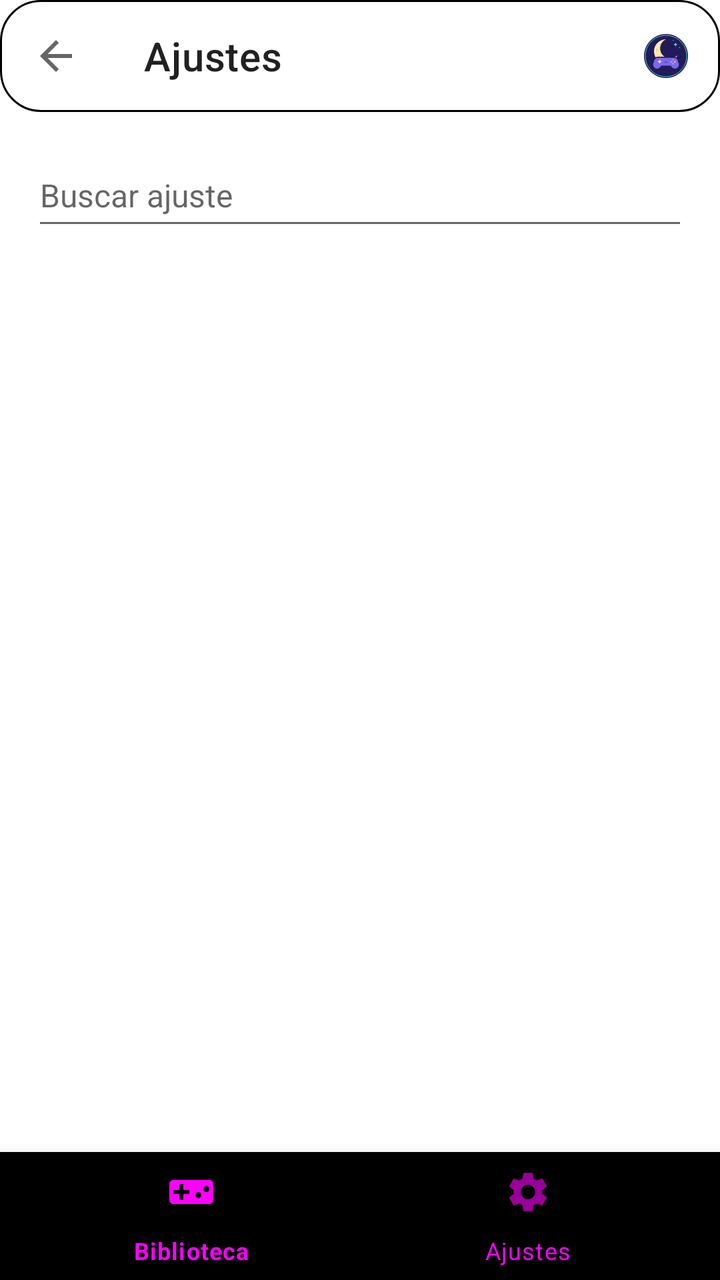
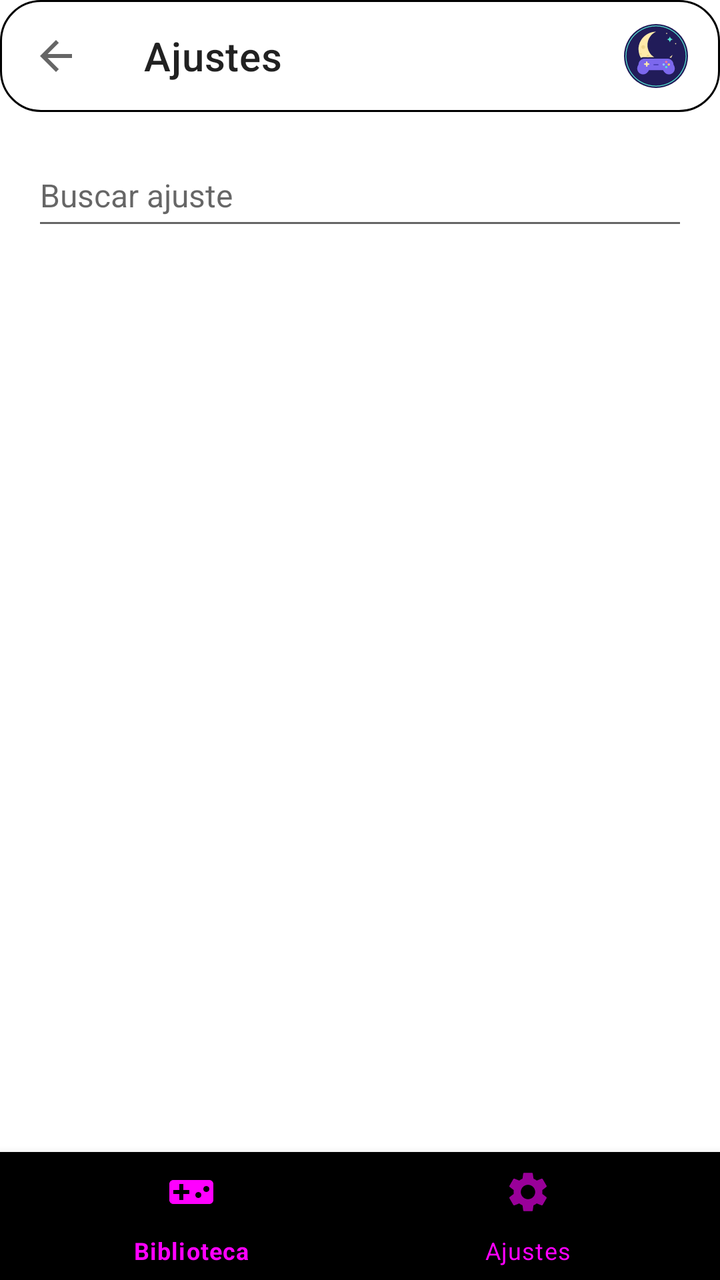

Two renders of the same Android screen: before a commit and after it. Below are the layout's source before the change and the commit's diff.
<!-- AndroidManifest.xml: fallback theme Theme.MaterialComponents.DayNight.NoActionBar -->
<!-- res/layout/fragment_home_settings.xml -->
<?xml version="1.0" encoding="utf-8"?>
<androidx.constraintlayout.widget.ConstraintLayout
    xmlns:android="http://schemas.android.com/apk/res/android"
    xmlns:app="http://schemas.android.com/apk/res-auto"
    android:layout_width="match_parent"
    android:layout_height="match_parent"
    android:background="?attr/colorSurface">

    <com.google.android.material.appbar.AppBarLayout
        android:id="@+id/appbar_home_settings"
        style="@style/Widget.Eden.TransparentTopAppBarLayout"
        android:layout_width="match_parent"
        android:layout_height="wrap_content"
        android:fitsSystemWindows="false"
        android:touchscreenBlocksFocus="false"
        app:layout_constraintEnd_toEndOf="parent"
        app:layout_constraintStart_toStartOf="parent"
        app:layout_constraintTop_toTopOf="parent">

        <com.google.android.material.appbar.MaterialToolbar
            android:id="@+id/toolbar_home_settings"
            style="@style/Widget.Eden.TransparentTopToolbar"
            android:layout_width="match_parent"
            android:layout_height="?attr/actionBarSize"
            android:touchscreenBlocksFocus="false"
            app:navigationIcon="@drawable/ic_back"
            app:title="@string/mw_reform_settings"><ImageView android:layout_width="22dp" android:layout_height="22dp" android:layout_gravity="end" android:layout_marginEnd="16dp" android:src="@drawable/ic_moonwitch_mark" android:importantForAccessibility="no"/></com.google.android.material.appbar.MaterialToolbar>

    </com.google.android.material.appbar.AppBarLayout>

    <androidx.core.widget.NestedScrollView
        android:id="@+id/scroll_view_settings"
        android:layout_width="0dp"
        android:layout_height="0dp"
        android:background="@android:color/transparent"
        android:clipToPadding="false"
        android:defaultFocusHighlightEnabled="false"
        android:fadeScrollbars="false"
        android:scrollbars="vertical"
        app:layout_constraintBottom_toTopOf="@id/settings_navigation"
        app:layout_constraintEnd_toEndOf="parent"
        app:layout_constraintStart_toStartOf="parent"
        app:layout_constraintTop_toBottomOf="@id/appbar_home_settings">

        <androidx.appcompat.widget.LinearLayoutCompat
            android:id="@+id/linear_layout_settings"
            android:layout_width="match_parent"
            android:layout_height="wrap_content"
            android:orientation="vertical"
            android:paddingHorizontal="16dp"
            android:paddingTop="16dp">

            <EditText android:id="@+id/settings_search" android:layout_width="match_parent" android:layout_height="48dp" android:layout_marginBottom="12dp" android:inputType="text" android:singleLine="true" android:hint="@string/mw_reform_search_settings" android:textSize="16sp"/>
            <androidx.recyclerview.widget.RecyclerView
                android:id="@+id/home_settings_list"
                android:layout_width="match_parent"
                android:layout_height="wrap_content"
                android:clipToPadding="false"
                android:nestedScrollingEnabled="false" />

        </androidx.appcompat.widget.LinearLayoutCompat>

    </androidx.core.widget.NestedScrollView>

<com.google.android.material.bottomnavigation.BottomNavigationView android:id="@+id/settings_navigation" android:layout_width="0dp" android:layout_height="wrap_content" android:minHeight="64dp" android:background="?attr/mwBackground" app:menu="@menu/mw_reform_navigation" app:labelVisibilityMode="labeled" app:itemIconTint="@color/mw_reform_navigation" app:itemTextColor="@color/mw_reform_navigation" app:itemActiveIndicatorStyle="@null" app:layout_constraintStart_toStartOf="parent" app:layout_constraintEnd_toEndOf="parent" app:layout_constraintBottom_toBottomOf="parent"/>
</androidx.constraintlayout.widget.ConstraintLayout>
<!-- resources referenced by this layout -->
<resources>
  <!-- drawable ic_back (drawable) -->
  <vector xmlns:android="http://schemas.android.com/apk/res/android"
      android:width="24dp"
      android:height="24dp"
      android:autoMirrored="true"
      android:viewportWidth="24"
      android:viewportHeight="24">
      <path
          android:fillColor="?attr/colorControlNormal"
          android:pathData="M20,11H7.83l5.59,-5.59L12,4l-8,8 8,8 1.41,-1.41L7.83,13H20v-2z" />
  </vector>
  <!-- drawable ic_moonwitch_mark: vector/xml drawable (drawable, 2291 chars, omitted) -->
  <string name="mw_reform_search_settings">Buscar ajuste</string>
  <string name="mw_reform_settings">Ajustes</string>
  <style name="Widget.Eden.TransparentTopAppBarLayout" parent="">
          <item name="android:background">@android:color/transparent</item>
          <item name="android:elevation">0dp</item>
          <item name="android:stateListAnimator">@null</item>
          <item name="elevation">0dp</item>
          <item name="liftOnScroll">false</item>
          <item name="statusBarForeground">@android:color/transparent</item>
      </style>
  <style name="Widget.Eden.TransparentTopToolbar" parent="">
          <item name="android:background">@drawable/mw_reformulation_toolbar_surface</item>
          <item name="android:elevation">0dp</item>
          <item name="backgroundTint">@android:color/transparent</item>
          <item name="titleTextColor">?attr/mwText</item>
          <item name="subtitleTextColor">?attr/mwMuted</item>
          <item name="navigationIconTint">?attr/mwText</item>
      </style>
  <!-- drawable mw_reformulation_toolbar_surface (drawable) -->
  <?xml version="1.0" encoding="utf-8"?>
  <shape xmlns:android="http://schemas.android.com/apk/res/android" android:shape="rectangle"><solid android:color="?attr/mwSurfaceHigh"/><corners android:radius="20dp"/><stroke android:width="1dp" android:color="?attr/mwOutline"/></shape>
</resources>

<!-- the commit's change to res/layout/fragment_home_settings.xml (unified diff, before → after) -->
@@ -24,7 +24,7 @@
             android:layout_height="?attr/actionBarSize"
             android:touchscreenBlocksFocus="false"
             app:navigationIcon="@drawable/ic_back"
-            app:title="@string/mw_reform_settings"><ImageView android:layout_width="22dp" android:layout_height="22dp" android:layout_gravity="end" android:layout_marginEnd="16dp" android:src="@drawable/ic_moonwitch_mark" android:importantForAccessibility="no"/></com.google.android.material.appbar.MaterialToolbar>
+            app:title="@string/mw_reform_settings"><ImageView android:layout_width="32dp" android:layout_height="32dp" android:layout_gravity="end" android:layout_marginEnd="16dp" android:src="@drawable/ic_moonwitch_mark" android:importantForAccessibility="no"/></com.google.android.material.appbar.MaterialToolbar>
 
     </com.google.android.material.appbar.AppBarLayout>
 
